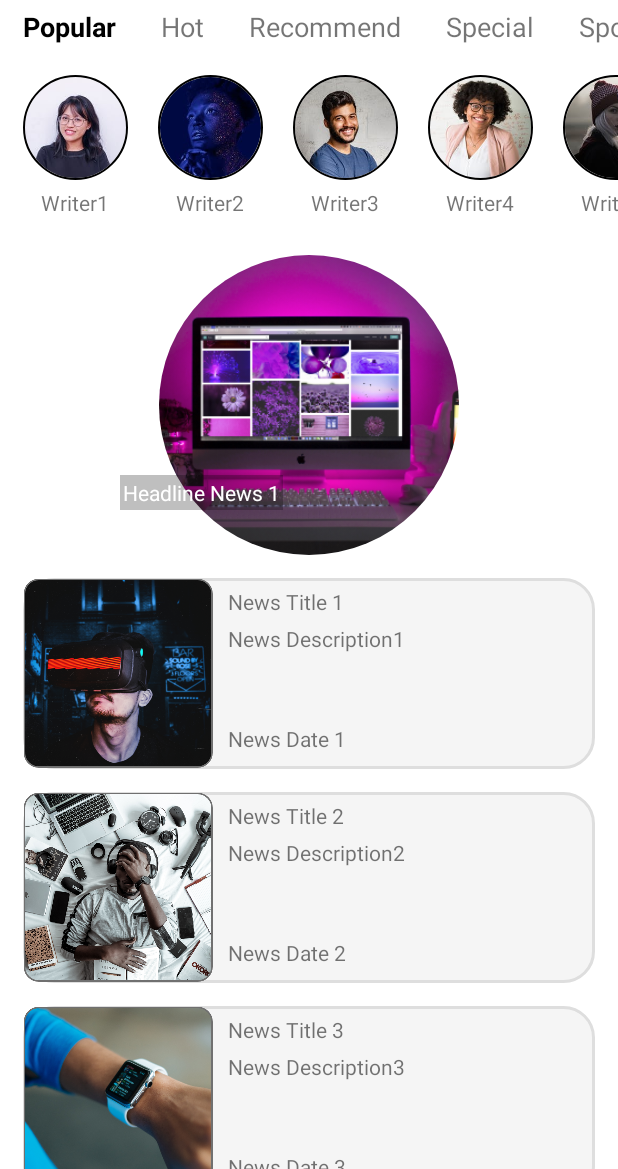
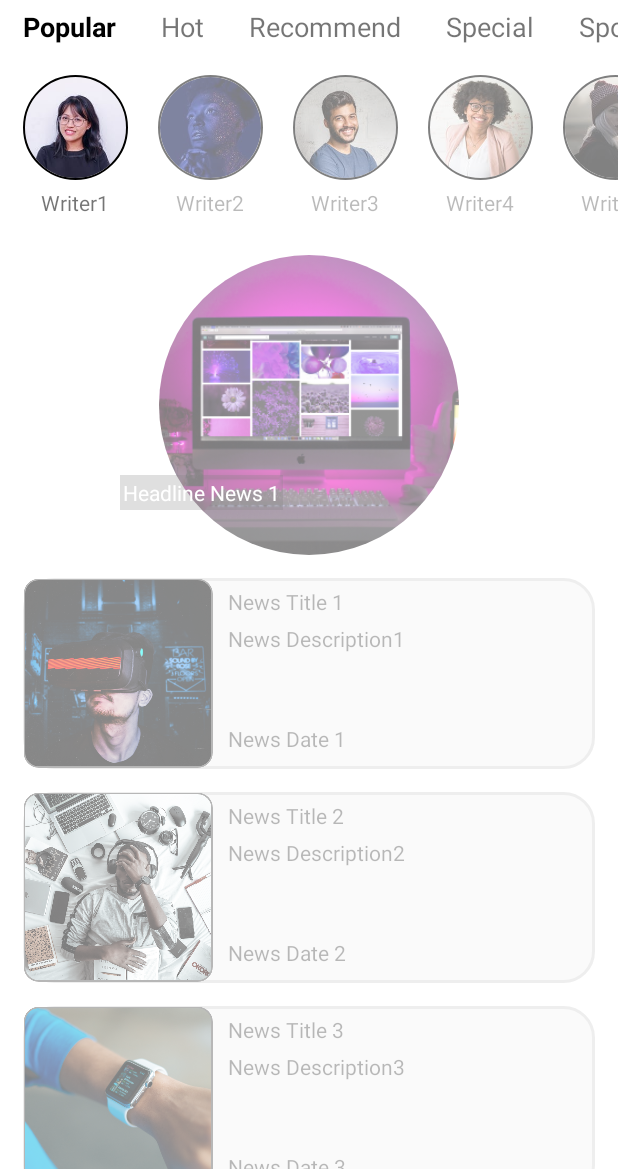
Before and after one commit to abdulvvahid/NewsFragmentManagement, an Android app: the screen it shows after launch (MainActivity), after a tap on "Popular", on a phone screen of 412 x 824 dp, the part 67-1236 px from its top. Run offline under Robolectric (Android 15) with nearby library versions, the phone set to English and light mode, and no system bars; our stand-ins replace CircleImageView, data binding; plain views replace RoundedImageView.

Commit message:
Fix bug and reload animation of category fragment

```diff
--- a/app/src/main/java/com/noor/newsfragmentmanagement/CategoryFragment.kt
+++ b/app/src/main/java/com/noor/newsfragmentmanagement/CategoryFragment.kt
@@ -10,10 +10,11 @@ import androidx.core.content.ContextCompat
 import androidx.fragment.app.Fragment
 import com.noor.newsfragmentmanagement.databinding.FragmentCategoryBinding
 
+var selectedText = 1
+
 class CategoryFragment : Fragment() {
 
     private lateinit var binding: FragmentCategoryBinding
-    private var selectedText = 1
 
     override fun onCreateView(
         inflater: LayoutInflater, container: ViewGroup?,
@@ -22,6 +23,7 @@ class CategoryFragment : Fragment() {
         binding = FragmentCategoryBinding.inflate(layoutInflater, container, false)
 
         loadSetClickListeners()
+        changeTextStyleBold(selectedText)
 
         return binding.root
     }
@@ -65,7 +67,7 @@ class CategoryFragment : Fragment() {
             6 -> binding.tvCategory6.changeTextStyleToBold()
             7 -> binding.tvCategory7.changeTextStyleToBold()
         }
-        loadPage()
+        (activity as MainActivity).loadPage()
     }
 
     private fun View.categoryTextClicked(num: Int) {
@@ -96,8 +98,4 @@ class CategoryFragment : Fragment() {
         )
     }
 
-    private fun loadPage() {
-        //TODO("Not yet implemented")
-    }
-
 }
--- a/app/src/main/java/com/noor/newsfragmentmanagement/MainActivity.kt
+++ b/app/src/main/java/com/noor/newsfragmentmanagement/MainActivity.kt
@@ -186,4 +186,36 @@ class MainActivity : AppCompatActivity() {
 
     }
 
+    fun loadPage() {
+        val fadeOut: Animation = AnimationUtils.loadAnimation(this, R.anim.fade_out)
+        binding.fragmentWriter1.startAnimation(fadeOut)
+        binding.fragmentWriter2.startAnimation(fadeOut)
+        binding.fragmentWriter3.startAnimation(fadeOut)
+        binding.fragmentWriter4.startAnimation(fadeOut)
+        binding.fragmentWriter5.startAnimation(fadeOut)
+        binding.fragmentWriter6.startAnimation(fadeOut)
+        binding.fragmentWriter7.startAnimation(fadeOut)
+        binding.fragmentHeadline.startAnimation(fadeOut)
+        binding.fragmentNews1.startAnimation(fadeOut)
+        binding.fragmentNews2.startAnimation(fadeOut)
+        binding.fragmentNews3.startAnimation(fadeOut)
+        binding.fragmentNews4.startAnimation(fadeOut)
+        binding.fragmentNews5.startAnimation(fadeOut)
+
+        val fadeIn: Animation = AnimationUtils.loadAnimation(this, R.anim.fade_in_reload)
+        binding.fragmentWriter1.startAnimation(fadeIn)
+        binding.fragmentWriter2.startAnimation(fadeIn)
+        binding.fragmentWriter3.startAnimation(fadeIn)
+        binding.fragmentWriter4.startAnimation(fadeIn)
+        binding.fragmentWriter5.startAnimation(fadeIn)
+        binding.fragmentWriter6.startAnimation(fadeIn)
+        binding.fragmentWriter7.startAnimation(fadeIn)
+        binding.fragmentHeadline.startAnimation(fadeIn)
+        binding.fragmentNews1.startAnimation(fadeIn)
+        binding.fragmentNews2.startAnimation(fadeIn)
+        binding.fragmentNews3.startAnimation(fadeIn)
+        binding.fragmentNews4.startAnimation(fadeIn)
+        binding.fragmentNews5.startAnimation(fadeIn)
+    }
+
 }
--- /dev/null
+++ b/app/src/main/res/anim/fade_in_reload.xml
@@ -0,0 +1,5 @@
+<?xml version="1.0" encoding="utf-8"?>
+<alpha xmlns:android="http://schemas.android.com/apk/res/android"
+    android:duration="300"
+    android:fromAlpha="0.5"
+    android:toAlpha="1.0" />
--- /dev/null
+++ b/app/src/main/res/anim/fade_out_reload.xml
@@ -0,0 +1,5 @@
+<?xml version="1.0" encoding="utf-8"?>
+<alpha xmlns:android="http://schemas.android.com/apk/res/android"
+    android:duration="300"
+    android:fromAlpha="1"
+    android:toAlpha="0.5" />
--- a/app/src/main/res/layout/fragment_category.xml
+++ b/app/src/main/res/layout/fragment_category.xml
@@ -22,8 +22,7 @@
                 android:layout_height="wrap_content"
                 android:text="@string/popular"
                 android:textColor="@color/black"
-                android:textSize="18sp"
-                android:textStyle="bold" />
+                android:textSize="18sp" />
 
             <TextView
                 android:id="@+id/tv_category2"
```
